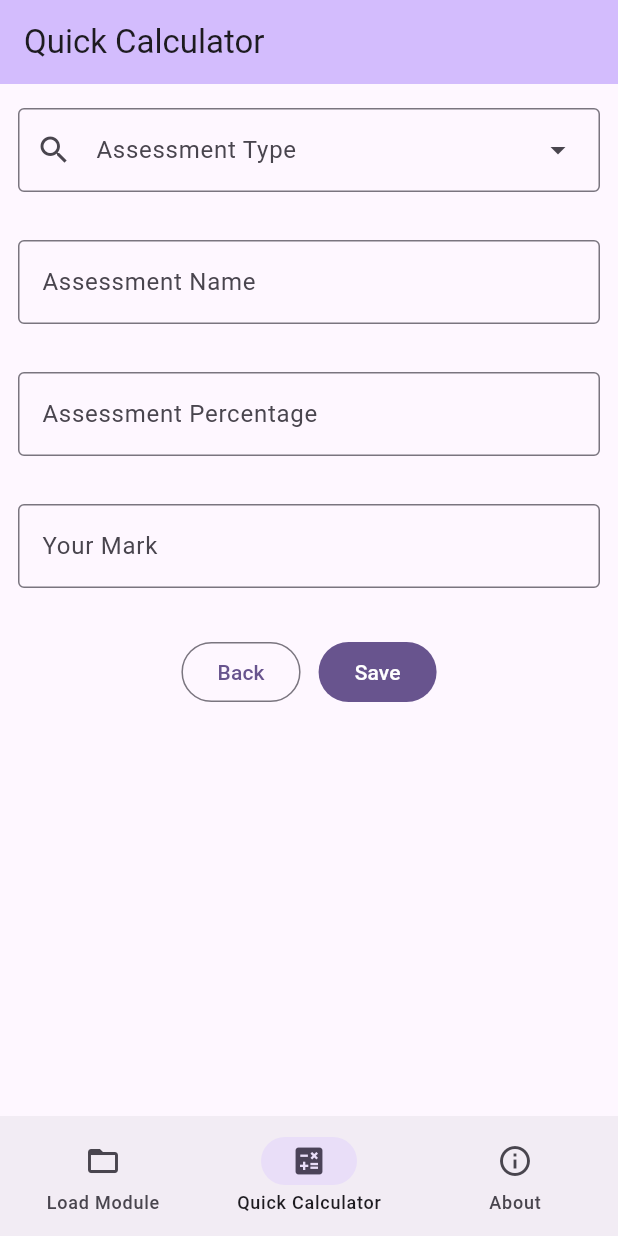
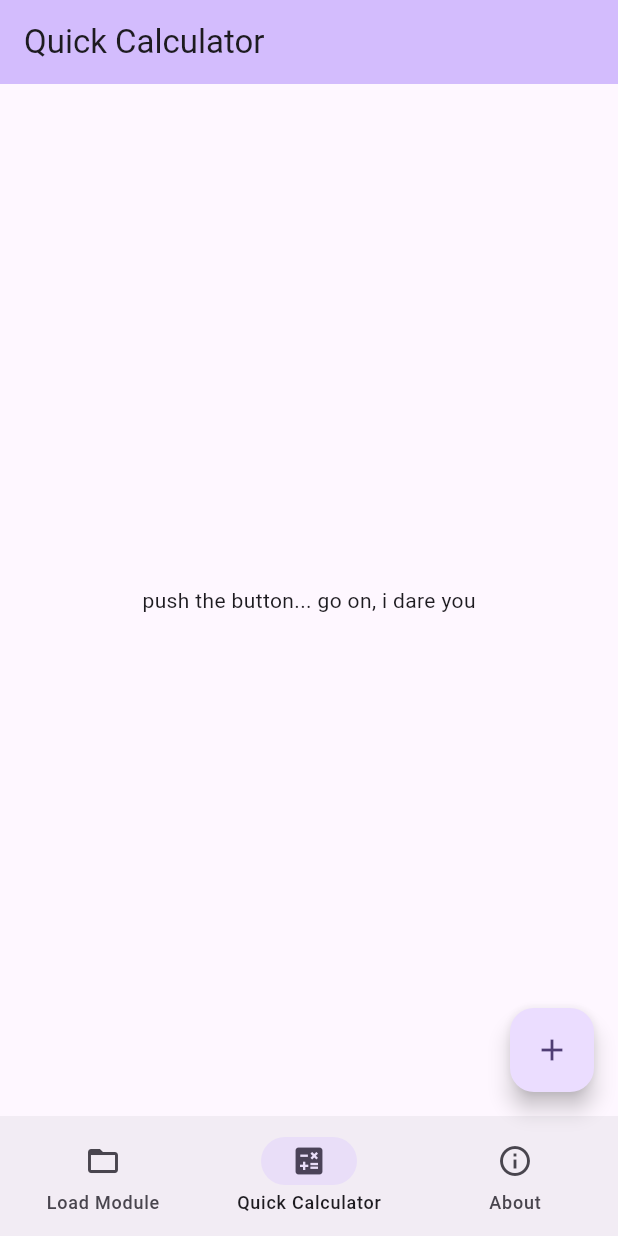
Before and after one commit to ThomasBoxall/module-grade-calculator-v2, a Flutter app: the screen it shows after launch, on a phone screen of 412 x 824 dp. Run offline on Flutter 3.47's test engine with Material 2 defaults, Android fonts, the phone set to English and light mode, and no system bars.

Commit message:
move the thing to the thing

```diff
--- a/lib/main.dart
+++ b/lib/main.dart
@@ -51,16 +51,15 @@ class MyApp extends StatelessWidget {
   }
 }
 
-class QuickCalculator extends StatefulWidget {
-  const QuickCalculator({super.key, required this.title});
 
-  final String title;
+class AddEditPage extends StatefulWidget {
+  const AddEditPage({super.key});
 
   @override
-  State<QuickCalculator> createState() => _QuickCalculatorState();
+  State<AddEditPage> createState() => _AddEditPageState();
 }
 
-class _QuickCalculatorState extends State<QuickCalculator> {
+class _AddEditPageState extends State<AddEditPage> {
 
   late TextEditingController assessmentNameController = TextEditingController();
   late TextEditingController assessmentPercentageOfModuleController = TextEditingController();
@@ -80,7 +79,7 @@ class _QuickCalculatorState extends State<QuickCalculator> {
       appBar: AppBar(
 
         backgroundColor: Theme.of(context).colorScheme.inversePrimary,
-        title: Text(widget.title),
+        title: Text("Add Edit Thing DO SOMEBETTERTITLINGHERE SOMETIME"),
       ),
       body: Center(
         child: Column(
@@ -129,7 +128,7 @@ class _QuickCalculatorState extends State<QuickCalculator> {
                 spacing: 12,
                 children: <Widget>[
                   OutlinedButton(
-                    onPressed: () {  },
+                    onPressed: () { Navigator.pop(context); },
                     child: const Text("Back")
                   ),
                   FilledButton(
@@ -141,6 +140,46 @@ class _QuickCalculatorState extends State<QuickCalculator> {
             )
           ]
         ),
+      ),
+    );
+  }
+}
+
+class QuickCalculator extends StatefulWidget {
+  const QuickCalculator({super.key, required this.title});
+
+  final String title;
+
+  @override
+  State<QuickCalculator> createState() => _QuickCalculatorState();
+}
+
+class _QuickCalculatorState extends State<QuickCalculator> {
+
+
+  @override
+  Widget build(BuildContext context) {
+
+    return Scaffold(
+      appBar: AppBar(
+
+        backgroundColor: Theme.of(context).colorScheme.inversePrimary,
+        title: Text(widget.title),
+      ),
+      body: const Center(
+        child: Column(
+          mainAxisAlignment: MainAxisAlignment.center,
+          children: <Widget>[
+            Text(
+              'push the button... go on, i dare you',
+            ),
+          ]
+        ),
+      ),
+      floatingActionButton: FloatingActionButton(
+        onPressed: () {Navigator.push(context, MaterialPageRoute(builder: (context) => const AddEditPage()));},
+        tooltip: 'Increment',
+        child: const Icon(Icons.add),
       ),
       bottomNavigationBar: NavigationBar(
         destinations: navigationDestinations,
```
